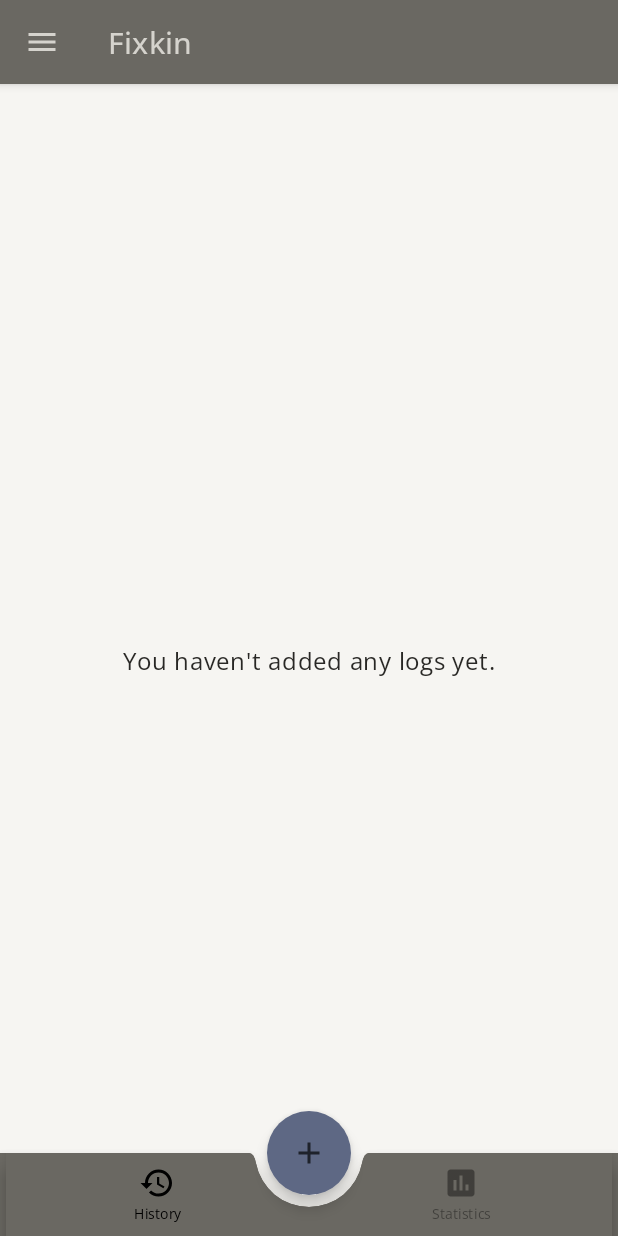
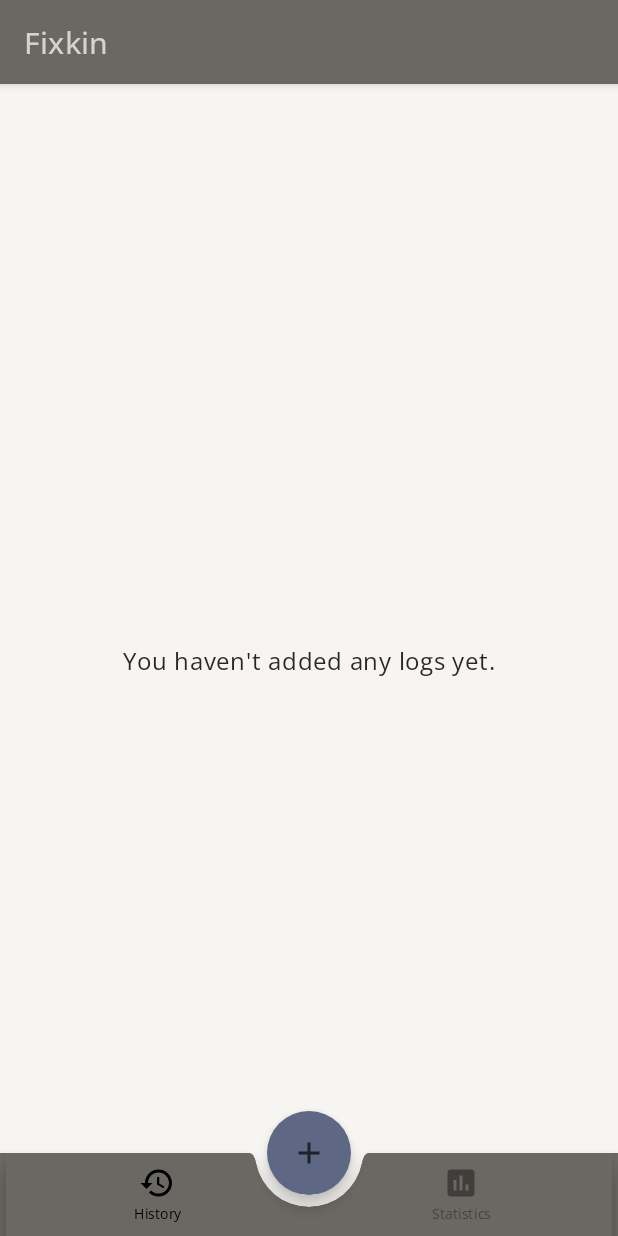
Before and after one commit to hlev97/Fixkin, an Android app built with Jetpack Compose: the MainScreen screen opened through its navigation route, on a phone screen of 412 x 824 dp. Run offline under Robolectric (Android 15) with nearby library versions, the phone set to English and light mode, and no system bars; our stand-ins replace Dagger/Hilt's generated code, Room's generated code, accompanist.

```diff
--- a/app/src/main/java/hu/bme/aut/it9p0z/fixkin/data/repository/LifeQualityTestResultLogRepository.kt
+++ b/app/src/main/java/hu/bme/aut/it9p0z/fixkin/data/repository/LifeQualityTestResultLogRepository.kt
@@ -4,11 +4,12 @@ import androidx.lifecycle.LiveData
 import androidx.lifecycle.asLiveData
 import hu.bme.aut.it9p0z.fixkin.data.dao.LifeQualityTestResultLogDao
 import hu.bme.aut.it9p0z.fixkin.data.model.LifeQualityTestResultLog
+import kotlinx.coroutines.flow.Flow
 
 class LifeQualityTestResultLogRepository(
     private val dao: LifeQualityTestResultLogDao
 ) {
-    fun getAllLogs(): LiveData<List<LifeQualityTestResultLog>> = dao.getLogs().asLiveData()
+    fun getAllLogs(): Flow<List<LifeQualityTestResultLog>> = dao.getLogs()
 
     fun getLog(id: Int): LiveData<LifeQualityTestResultLog> = dao.getLog(id).asLiveData()
 
--- a/app/src/main/java/hu/bme/aut/it9p0z/fixkin/data/repository/Repository.kt
+++ b/app/src/main/java/hu/bme/aut/it9p0z/fixkin/data/repository/Repository.kt
@@ -32,7 +32,7 @@ class Repository @Inject constructor(
      * Test Results Table operations
      */
 
-    fun getAllTestResult(): LiveData<List<LifeQualityTestResultLog>> = lqtResultLogRepo.getAllLogs()
+    fun getAllTestResult(): Flow<List<LifeQualityTestResultLog>> = lqtResultLogRepo.getAllLogs()
 
     suspend fun insertTestResult(result: LifeQualityTestResultLog) { lqtResultLogRepo.insert(result) }
 
--- a/app/src/main/java/hu/bme/aut/it9p0z/fixkin/navigation/MainScreenNavigationGraph.kt
+++ b/app/src/main/java/hu/bme/aut/it9p0z/fixkin/navigation/MainScreenNavigationGraph.kt
@@ -3,10 +3,13 @@ package hu.bme.aut.it9p0z.fixkin.navigation
 import android.os.Build
 import androidx.annotation.RequiresApi
 import androidx.compose.runtime.Composable
+import androidx.hilt.navigation.compose.hiltViewModel
 import androidx.navigation.NavHostController
 import androidx.navigation.compose.NavHost
 import androidx.navigation.compose.composable
 import hu.bme.aut.it9p0z.fixkin.data.model.ConditionLog
+import hu.bme.aut.it9p0z.fixkin.data.model.LifeQualityTestResultLog
+import hu.bme.aut.it9p0z.fixkin.presentation.screens.main.MainViewModel
 import hu.bme.aut.it9p0z.fixkin.presentation.screens.main.history.HistoryScreen
 import hu.bme.aut.it9p0z.fixkin.presentation.screens.main.component.bottom_navigation.BottomNavigationItem
 import hu.bme.aut.it9p0z.fixkin.presentation.screens.main.statistics.StatisticsScreen
@@ -16,14 +19,15 @@ import hu.bme.aut.it9p0z.fixkin.presentation.screens.main.statistics.StatisticsS
 fun MainScreenNavigationGraph(
     mainNavController: NavHostController,
     navController: NavHostController,
-    allConditionLogs: List<ConditionLog>
+    allConditionLogs: List<ConditionLog>,
+    result: List<LifeQualityTestResultLog>
 ) {
     NavHost(navController = mainNavController, startDestination = BottomNavigationItem.History.screen_route) {
         composable(BottomNavigationItem.History.screen_route) {
             HistoryScreen(mainNavController = mainNavController, allConditionLogs = allConditionLogs, navController = navController)
         }
         composable(BottomNavigationItem.Statistics.screen_route) {
-            StatisticsScreen(allConditionLogs = allConditionLogs)
+            StatisticsScreen(allConditionLogs = allConditionLogs, result)
         }
     }
 }
--- a/app/src/main/java/hu/bme/aut/it9p0z/fixkin/presentation/screens/main/MainScreen.kt
+++ b/app/src/main/java/hu/bme/aut/it9p0z/fixkin/presentation/screens/main/MainScreen.kt
@@ -2,6 +2,7 @@ package hu.bme.aut.it9p0z.fixkin.presentation.screens.main
 
 import android.annotation.SuppressLint
 import android.os.Build
+import android.util.Log
 import androidx.annotation.RequiresApi
 import androidx.compose.foundation.layout.*
 import androidx.compose.foundation.lazy.LazyColumn
@@ -24,6 +25,9 @@ import androidx.compose.ui.unit.dp
 import androidx.hilt.navigation.compose.hiltViewModel
 import androidx.navigation.NavHostController
 import androidx.navigation.compose.rememberNavController
+import com.google.accompanist.pager.ExperimentalPagerApi
+import com.google.accompanist.pager.PagerState
+import com.google.accompanist.pager.rememberPagerState
 import hu.bme.aut.it9p0z.fixkin.navigation.MainScreenNavigationGraph
 import hu.bme.aut.it9p0z.fixkin.navigation.Screen
 import hu.bme.aut.it9p0z.fixkin.presentation.screens.main.component.MainTopAppBar
@@ -31,7 +35,7 @@ import hu.bme.aut.it9p0z.fixkin.presentation.screens.main.component.bottom_navig
 import kotlinx.coroutines.launch
 import kotlin.math.roundToInt
 
-@OptIn(ExperimentalMaterialApi::class)
+@OptIn(ExperimentalMaterialApi::class, ExperimentalPagerApi::class)
 @SuppressLint("StateFlowValueCalledInComposition")
 @RequiresApi(Build.VERSION_CODES.O)
 @Composable
@@ -40,6 +44,8 @@ fun MainScreen(
     mainViewModel: MainViewModel = hiltViewModel()
 ) {
     val allConditionLogs = mainViewModel.allConditionLogs.value
+    val allLifeQualityTestResultLogs = mainViewModel.allLifeQualityTestResultLogs.value
+    Log.i("$allLifeQualityTestResultLogs.size", "size")
     val mainNavController = rememberNavController()
 
     val openMenu = remember { mutableStateOf(false) }
@@ -47,16 +53,11 @@ fun MainScreen(
     val sheetState = rememberModalBottomSheetState(ModalBottomSheetValue.Hidden)
     val scope = rememberCoroutineScope()
 
-    val scaffoldState = rememberScaffoldState(rememberDrawerState(DrawerValue.Closed))
-
     val bottomBarHeight = 55.dp
     val bottomBarHeightPx = with(LocalDensity.current) {
         bottomBarHeight.roundToPx().toFloat()
     }
     val bottomBarOffsetHeightPx = remember { mutableStateOf(0f) }
-
-    val onStatistics by remember { mutableStateOf(false) }
-    val state = remember { mutableStateOf(0) }
 
     val nestedScrollConnection = remember {
         object : NestedScrollConnection {
@@ -74,16 +75,10 @@ fun MainScreen(
     }
 
     Scaffold(
-        scaffoldState = scaffoldState,
         modifier = Modifier.fillMaxWidth().nestedScroll(nestedScrollConnection),
         topBar = {
             MainTopAppBar(
-                modifier = Modifier,
-                openSideBar = {
-                    scope.launch {
-                        scaffoldState.drawerState.open()
-                    }
-                }
+                modifier = Modifier
             )
         },
         bottomBar = {
@@ -98,7 +93,7 @@ fun MainScreen(
                 navController = mainNavController,
                 onClick = {
                     openMenu.value = false
-                }
+                },
             )
         },
         floatingActionButton = {
@@ -116,33 +111,7 @@ fun MainScreen(
             }
         },
         floatingActionButtonPosition = FabPosition.Center,
-        isFloatingActionButtonDocked = true,
-        drawerContent = {
-            Button(
-                modifier = Modifier
-                    .align(Alignment.CenterHorizontally)
-                    .padding(top = 16.dp)
-                    .fillMaxWidth(0.9f),
-                onClick = {  },
-                content = { Text("Diary") }
-            )
-            Button(
-                modifier = Modifier
-                    .align(Alignment.CenterHorizontally)
-                    .padding(top = 16.dp)
-                    .fillMaxWidth(0.9f),
-                onClick = {  },
-                content = { Text("Gallery") }
-            )
-            Button(
-                modifier = Modifier
-                    .align(Alignment.CenterHorizontally)
-                    .padding(top = 16.dp)
-                    .fillMaxWidth(0.9f),
-                onClick = {  },
-                content = { Text("Settings") }
-            )
-        }
+        isFloatingActionButtonDocked = true
     ) {
         ModalBottomSheetLayout(
             sheetShape = RoundedCornerShape(15.dp),
@@ -183,7 +152,8 @@ fun MainScreen(
             MainScreenNavigationGraph(
                 mainNavController = mainNavController,
                 navController = navController,
-                allConditionLogs = allConditionLogs
+                allConditionLogs = allConditionLogs,
+                result = allLifeQualityTestResultLogs
             )
         }
     }
--- a/app/src/main/java/hu/bme/aut/it9p0z/fixkin/presentation/screens/main/MainViewModel.kt
+++ b/app/src/main/java/hu/bme/aut/it9p0z/fixkin/presentation/screens/main/MainViewModel.kt
@@ -2,25 +2,17 @@ package hu.bme.aut.it9p0z.fixkin.presentation.screens.main
 
 import android.os.Build
 import androidx.annotation.RequiresApi
-import androidx.compose.runtime.MutableState
-import androidx.compose.runtime.collectAsState
-import androidx.compose.runtime.mutableStateOf
 import androidx.lifecycle.LiveData
 import androidx.lifecycle.ViewModel
-import androidx.lifecycle.asLiveData
 import androidx.lifecycle.viewModelScope
 import dagger.hilt.android.lifecycle.HiltViewModel
 import hu.bme.aut.it9p0z.fixkin.data.model.ConditionLog
-import hu.bme.aut.it9p0z.fixkin.data.repository.ConditionLogRepository
+import hu.bme.aut.it9p0z.fixkin.data.model.LifeQualityTestResultLog
 import hu.bme.aut.it9p0z.fixkin.data.repository.Repository
-import hu.bme.aut.it9p0z.fixkin.presentation.data.repository.DataStoreRepository
-import hu.bme.aut.it9p0z.fixkin.presentation.screens.main.history.util.HistoryState
 import kotlinx.coroutines.flow.Flow
 import kotlinx.coroutines.flow.MutableStateFlow
-import kotlinx.coroutines.flow.StateFlow
+import kotlinx.coroutines.flow.collect
 import kotlinx.coroutines.launch
-import java.time.LocalDateTime
-import java.time.temporal.ChronoUnit
 import javax.inject.Inject
 
 @RequiresApi(Build.VERSION_CODES.O)
@@ -28,6 +20,7 @@ import javax.inject.Inject
 class MainViewModel @Inject constructor(
     private val repository: Repository
 ) : ViewModel() {
+
     fun getLastLog(): LiveData<ConditionLog> = repository.getLastConditionLog()
 
     fun readDailyConditionLogCounterValue(): Flow<Int> = repository.readDailyConditionLogCounterValue()
@@ -36,8 +29,13 @@ class MainViewModel @Inject constructor(
 
     private fun getAllConditionLog(): Flow<List<ConditionLog>> = repository.getAllConditionLog()
 
+    private fun getAllLifeQualityTestResultLog(): Flow<List<LifeQualityTestResultLog>> = repository.getAllTestResult()
+
     private val _allConditionLogs = MutableStateFlow<List<ConditionLog>>(listOf())
     val allConditionLogs = _allConditionLogs
+
+    private val _allLifeQualityTestResultLogs = MutableStateFlow<List<LifeQualityTestResultLog>>(listOf())
+    val allLifeQualityTestResultLogs = _allLifeQualityTestResultLogs
 
     init {
         viewModelScope.launch {
@@ -45,5 +43,10 @@ class MainViewModel @Inject constructor(
                 _allConditionLogs.value = logs
             }
         }
+        viewModelScope.launch {
+            getAllLifeQualityTestResultLog().collect { logs ->
+                _allLifeQualityTestResultLogs.value = logs
+            }
+        }
     }
 }
--- a/app/src/main/java/hu/bme/aut/it9p0z/fixkin/presentation/screens/main/component/MainTopAppBar.kt
+++ b/app/src/main/java/hu/bme/aut/it9p0z/fixkin/presentation/screens/main/component/MainTopAppBar.kt
@@ -2,37 +2,33 @@ package hu.bme.aut.it9p0z.fixkin.presentation.screens.main.component
 
 import androidx.compose.foundation.BorderStroke
 import androidx.compose.foundation.border
-import androidx.compose.material.Icon
-import androidx.compose.material.IconButton
-import androidx.compose.material.Text
-import androidx.compose.material.TopAppBar
+import androidx.compose.foundation.layout.Column
+import androidx.compose.foundation.layout.fillMaxWidth
+import androidx.compose.material.*
 import androidx.compose.material.icons.Icons
 import androidx.compose.material.icons.filled.Menu
 import androidx.compose.runtime.Composable
+import androidx.compose.runtime.rememberCoroutineScope
 import androidx.compose.ui.Modifier
 import androidx.compose.ui.graphics.Color
 import androidx.compose.ui.graphics.SolidColor
 import androidx.compose.ui.unit.dp
+import com.google.accompanist.pager.ExperimentalPagerApi
+import com.google.accompanist.pager.PagerState
+import com.google.accompanist.pager.pagerTabIndicatorOffset
+import kotlinx.coroutines.launch
 
+@ExperimentalPagerApi
 @Composable
 fun MainTopAppBar(
     modifier: Modifier,
-    openSideBar: () -> Unit,
 ) {
-    TopAppBar(
-        modifier = modifier,
-        navigationIcon = {
-            IconButton(
-                onClick = { openSideBar() }
-            ) {
-                Icon(
-                    imageVector = Icons.Default.Menu,
-                    contentDescription = "menu"
-                )
+    Column(modifier = Modifier.fillMaxWidth()) {
+        TopAppBar(
+            modifier = modifier,
+            title = {
+                Text(text = "Fixkin")
             }
-        },
-        title = {
-            Text(text = "Fixkin")
-        }
-    )
+        )
+    }
 }
```
Also changed, not shown: app/src/main/java/hu/bme/aut/it9p0z/fixkin/presentation/screens/main/statistics/StatisticScreen.kt (+85 -74 lines), app/src/main/java/hu/bme/aut/it9p0z/fixkin/presentation/screens/main/statistics/content/trigger_chart/DataSet.kt (+40 -26 lines), app/src/main/java/hu/bme/aut/it9p0z/fixkin/presentation/screens/main/statistics/data/DataSetFunctions.kt (+8 -18 lines), app/src/main/java/hu/bme/aut/it9p0z/fixkin/presentation/screens/main/statistics/pages/TabContentDetails.kt (added, +137 -0 lines).
